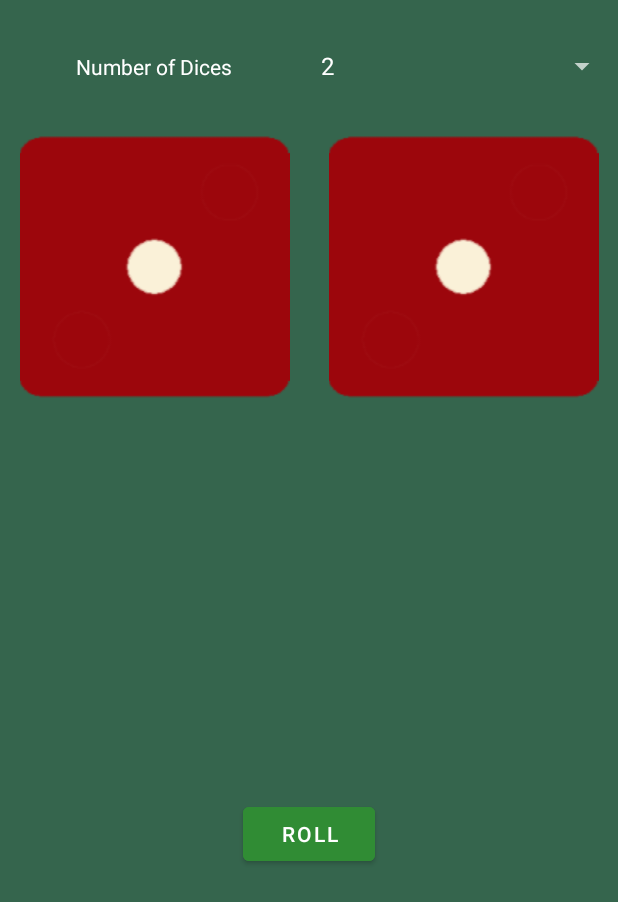
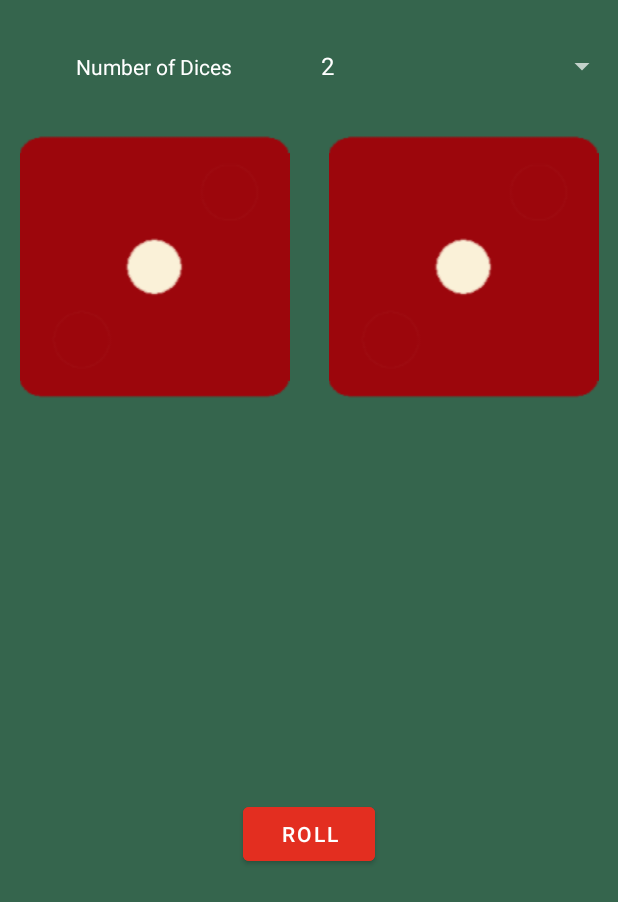
Before and after one commit to TheLe0/TheDiceGame, an Android app: the screen it shows after launch (MainActivity), on a phone screen of 412 x 824 dp. Shown: the top 902 px of the screen. Run offline under Robolectric (Android 15) with nearby library versions, the phone set to English and light mode, and no system bars.

Commit message:
Change button color

```diff
--- a/app/src/main/res/layout/activity_main.xml
+++ b/app/src/main/res/layout/activity_main.xml
@@ -66,7 +66,7 @@
         <Button
             android:id="@+id/btn_roll"
             android:layout_width="wrap_content"
-            android:backgroundTint="@color/green"
+            android:backgroundTint="@color/red"
             android:layout_height="wrap_content"
             android:layout_centerInParent="true"
             android:clickable="true"
--- a/app/src/main/res/values/colors.xml
+++ b/app/src/main/res/values/colors.xml
@@ -10,4 +10,5 @@
     <color name="background">#35654d</color>
     <color name="green">#308C34</color>
     <color name="darkGreen">#1F5921</color>
+    <color name="red">#E32E20</color>
 </resources>
```
